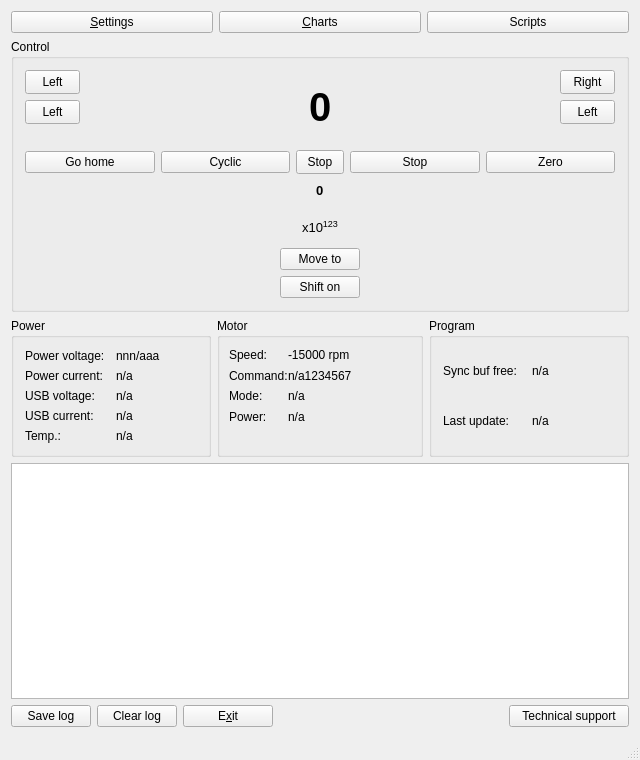
The window that src/mainwindow.ui (EPC-MSU/XILab) describes before a commit, drawn with Qt 5.
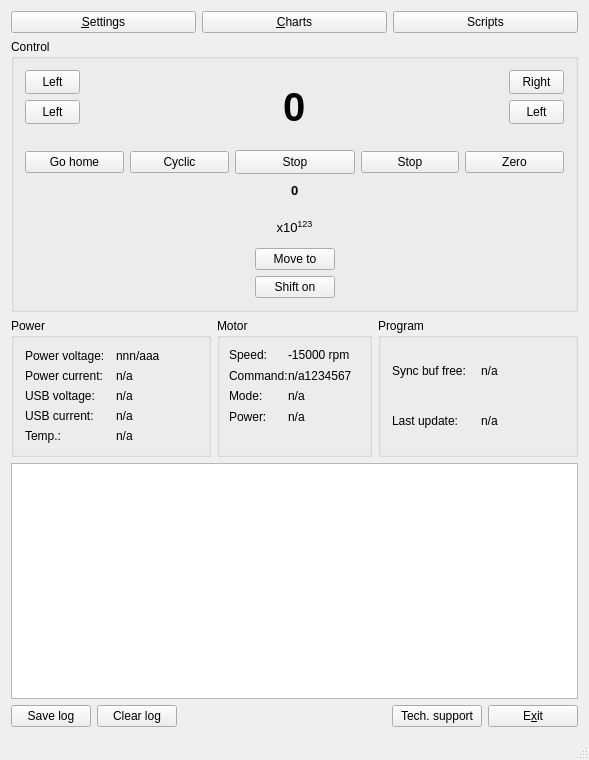
The same window after the commit. Icons and pictures are not drawn. Custom widgets are drawn as their Qt base class.

Commit message: Main window layout small alignment fixes

```diff
--- a/src/mainwindow.ui
+++ b/src/mainwindow.ui
@@ -6,7 +6,7 @@
    <rect>
     <x>0</x>
     <y>0</y>
-    <width>640</width>
+    <width>587</width>
     <height>760</height>
    </rect>
   </property>
@@ -315,7 +315,7 @@
                 <widget class="QToolButton" name="sstpBtn">
                  <property name="minimumSize">
                   <size>
-                   <width>48</width>
+                   <width>120</width>
                    <height>24</height>
                   </size>
                  </property>
@@ -912,19 +912,6 @@
         </property>
        </widget>
       </item>
-      <item>
-       <widget class="QPushButton" name="exitBtn">
-        <property name="minimumSize">
-         <size>
-          <width>90</width>
-          <height>0</height>
-         </size>
-        </property>
-        <property name="text">
-         <string>E&amp;xit</string>
-        </property>
-       </widget>
-      </item>
       <item>
        <spacer name="horizontalSpacer_2">
         <property name="orientation">
@@ -948,7 +935,7 @@
         </property>
         <property name="minimumSize">
          <size>
-          <width>120</width>
+          <width>90</width>
           <height>0</height>
          </size>
         </property>
@@ -962,7 +949,20 @@
          <string>&lt;html&gt;&lt;head/&gt;&lt;body&gt;&lt;p&gt;When you click the technical support button, the email client will open, if it is installed. If it is not possible to identify the email client, the technical support page will open, where you can register if you have not yet contacted the technical support service and ask questions.&lt;/p&gt;&lt;/body&gt;&lt;/html&gt;</string>
         </property>
         <property name="text">
-         <string>Technical support</string>
+         <string>Tech. support</string>
+        </property>
+       </widget>
+      </item>
+      <item>
+       <widget class="QPushButton" name="exitBtn">
+        <property name="minimumSize">
+         <size>
+          <width>90</width>
+          <height>0</height>
+         </size>
+        </property>
+        <property name="text">
+         <string>E&amp;xit</string>
         </property>
        </widget>
       </item>
```
